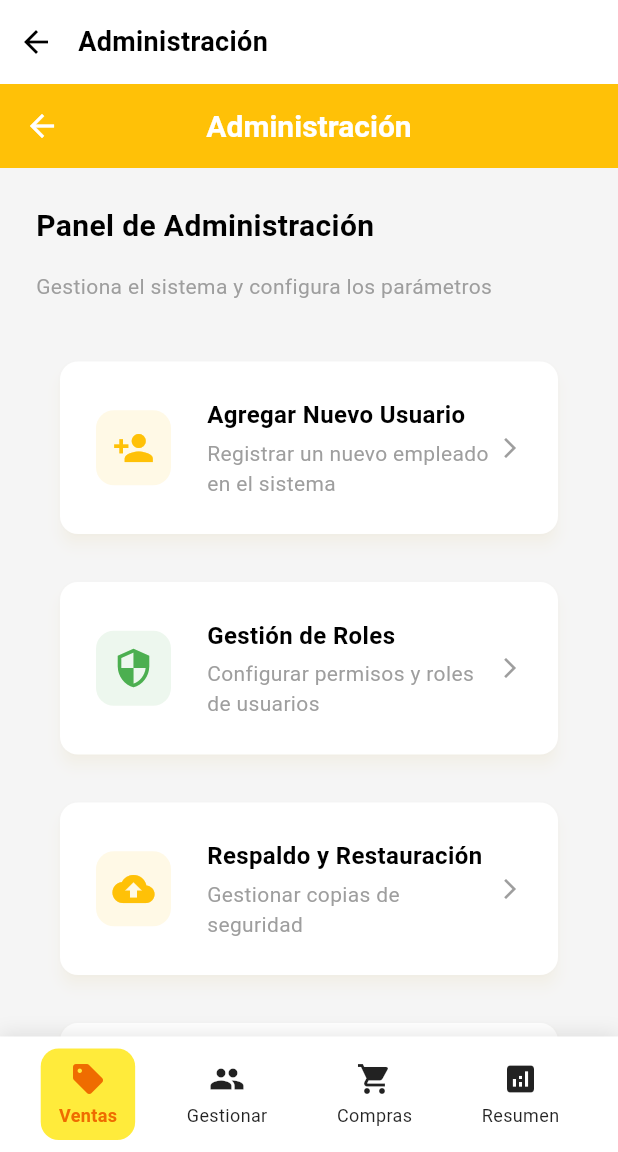
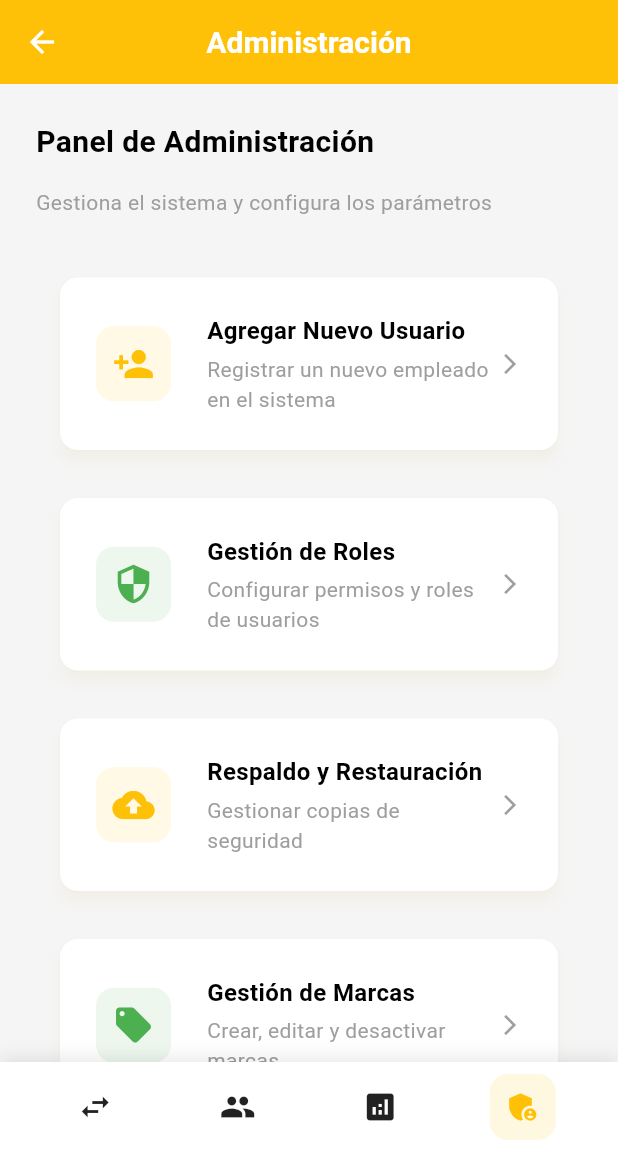
Before and after one commit to grupo-libreria-la-gata/app-movil-libreria-la-gata, a Flutter app: the AdminPage screen opened by its route, on a phone screen of 412 x 824 dp, the part 84-1236 px from its top. Run offline on Flutter 3.47's test engine with Material 3 defaults, Android fonts, the phone set to English and light mode, and no system bars; our stand-ins replace connectivity_plus, dio, fl_chart, flutter_riverpod, go_router, open_file and 2 more; accounts and stored records are empty.

Commit message:
refactor: Update UI styles and improve layout consistency
- Replace hardcoded color values with DesignTokens for better theme management across various pages, including Admin, Register, and Purchases.
- Comment out the title container in MainLayout for potential future use.
- Enhance the bottom menu widget with tooltips for improved user experience.
- Remove the PurchasesHistoryPage as part of the project cleanup.

```diff
--- a/lib/src/presentation/layouts/main_layout.dart
+++ b/lib/src/presentation/layouts/main_layout.dart
@@ -30,37 +30,37 @@ class _MainLayoutState extends State<MainLayout> {
       ),
       body: Column(
         children: [
-          if (widget.title != null)
-            Container(
-              color: Colors.white,
-              child: SafeArea(
-                bottom: false,
-                child: SizedBox(
-                  height: kToolbarHeight,
-                  child: Row(
-                    children: [
-                      IconButton(
-                        icon: const Icon(Icons.arrow_back, color: Colors.black),
-                        onPressed: () => Navigator.of(context).maybePop(),
-                      ),
-                      const SizedBox(width: 4),
-                      Expanded(
-                        child: Text(
-                          widget.title!,
-                          style: const TextStyle(
-                            color: Colors.black,
-                            fontSize: 18,
-                            fontWeight: FontWeight.bold,
-                          ),
-                          overflow: TextOverflow.ellipsis,
-                        ),
-                      ),
-                      const SizedBox(width: 12),
-                    ],
-                  ),
-                ),
-              ),
-            ),
+          // if (widget.title != null)
+          //   Container(
+          //     color: Colors.white,
+          //     child: SafeArea(
+          //       bottom: false,
+          //       child: SizedBox(
+          //         height: kToolbarHeight,
+          //         child: Row(
+          //           children: [
+          //             IconButton(
+          //               icon: const Icon(Icons.arrow_back, color: Colors.black),
+          //               onPressed: () => Navigator.of(context).maybePop(),
+          //             ),
+          //             const SizedBox(width: 4),
+          //             Expanded(
+          //               child: Text(
+          //                 widget.title!,
+          //                 style: const TextStyle(
+          //                   color: Colors.black,
+          //                   fontSize: 18,
+          //                   fontWeight: FontWeight.bold,
+          //                 ),
+          //                 overflow: TextOverflow.ellipsis,
+          //               ),
+          //             ),
+          //             const SizedBox(width: 12),
+          //           ],
+          //         ),
+          //       ),
+          //     ),
+          //   ),
           Expanded(child: widget.child),
         ],
       ),
--- a/lib/src/presentation/pages/admin/admin_page.dart
+++ b/lib/src/presentation/pages/admin/admin_page.dart
@@ -16,7 +16,7 @@ class AdminPage extends ConsumerWidget {
         elevation: 0,
         title: const Text(
           'Administración',
-          style: TextStyle(color: Colors.white),
+          style: TextStyle(color: DesignTokens.surfaceColor),
         ),
         leading: IconButton(
           icon: const Icon(Icons.arrow_back, color: Colors.white),
--- a/lib/src/presentation/pages/clientes/crear_cliente_page.dart
+++ b/lib/src/presentation/pages/clientes/crear_cliente_page.dart
@@ -78,7 +78,7 @@ class _CrearClientePageState extends State<CrearClientePage> {
         elevation: 0,
         title: const Text(
           'Crear Cliente',
-          style: TextStyle(color: Colors.white, fontWeight: FontWeight.bold),
+          style: TextStyle(color: DesignTokens.surfaceColor, fontWeight: FontWeight.bold),
         ),
         leading: IconButton(
           icon: const Icon(Icons.arrow_back, color: Colors.white),
--- a/lib/src/presentation/pages/clientes/editar_cliente_page.dart
+++ b/lib/src/presentation/pages/clientes/editar_cliente_page.dart
@@ -100,7 +100,7 @@ class _EditarClientePageState extends State<EditarClientePage> {
         elevation: 0,
         title: const Text(
           'Editar Cliente',
-          style: TextStyle(color: Colors.white, fontWeight: FontWeight.bold),
+          style: TextStyle(color: DesignTokens.surfaceColor, fontWeight: FontWeight.bold),
         ),
         leading: IconButton(
           icon: const Icon(Icons.arrow_back, color: Colors.white),
--- a/lib/src/presentation/pages/compras/compras_filters_page.dart
+++ b/lib/src/presentation/pages/compras/compras_filters_page.dart
@@ -1,4 +1,5 @@
 import 'package:flutter/material.dart';
+import '../../../core/design/design_tokens.dart';
 
 class ComprasFiltersPage extends StatefulWidget {
   final DateTime? fechaInicio;
@@ -87,7 +88,7 @@ class _ComprasFiltersPageState extends State<ComprasFiltersPage> {
         actions: [
           TextButton(
             onPressed: _limpiarFiltros,
-            child: const Text('Limpiar', style: TextStyle(color: Colors.white)),
+            child: Text('Limpiar', style: TextStyle(color: DesignTokens.surfaceColor)),
           ),
         ],
       ),
--- a/lib/src/presentation/pages/proveedores/proveedores_page.dart
+++ b/lib/src/presentation/pages/proveedores/proveedores_page.dart
@@ -89,7 +89,7 @@ class _ProveedoresPageState extends State<ProveedoresPage> {
           ),
           TextButton(
             onPressed: () => Navigator.pop(context, true),
-            child: const Text('Eliminar', style: TextStyle(color: Colors.red)),
+            child: Text('Eliminar', style: TextStyle(color: DesignTokens.errorColor)),
           ),
         ],
       ),
@@ -260,7 +260,7 @@ class _ProveedorCard extends StatelessWidget {
                 children: [
                   const Icon(Icons.delete, size: 16, color: Colors.red),
                   const SizedBox(width: 8),
-                  const Text('Eliminar', style: TextStyle(color: Colors.red)),
+                  Text('Eliminar', style: TextStyle(color: DesignTokens.errorColor)),
                 ],
               ),
             ),
--- a/lib/src/presentation/pages/purchases/new_purchase_page.dart
+++ b/lib/src/presentation/pages/purchases/new_purchase_page.dart
@@ -122,7 +122,7 @@ class _NewPurchasePageState extends ConsumerState<NewPurchasePage> {
   Future<void> _guardarCompra() async {
     if (!_formKey.currentState!.validate()) return;
     if (_proveedorSeleccionado == null) {
-      _mostrarError('Seleccione un proveedor');
+      _mostrarError('Elija un proveedor');
       return;
     }
     if (_detalles.isEmpty) {
@@ -183,7 +183,7 @@ class _NewPurchasePageState extends ConsumerState<NewPurchasePage> {
             onPressed: _isLoading ? null : _guardarCompra,
             child: const Text(
               'Guardar',
-              style: TextStyle(color: Colors.white, fontWeight: FontWeight.bold),
+            style: TextStyle(color: DesignTokens.surfaceColor, fontWeight: FontWeight.bold),
             ),
           ),
         ],
--- a/lib/src/presentation/pages/purchases/purchases_page.dart
+++ b/lib/src/presentation/pages/purchases/purchases_page.dart
@@ -105,7 +105,7 @@ class _PurchasesPageState extends ConsumerState<PurchasesPage> {
                         SizedBox(height: 16),
                         Text(
                           'No purchases registered',
-                          style: TextStyle(fontSize: 18, color: Colors.grey),
+                          style: TextStyle(fontSize: 18, color: DesignTokens.textSecondaryColor),
                         ),
                       ],
                     ),
--- a/lib/src/presentation/pages/purchases/purchases_reports_page.dart
+++ b/lib/src/presentation/pages/purchases/purchases_reports_page.dart
@@ -258,7 +258,7 @@ class _PurchasesReportsPageState extends ConsumerState<PurchasesReportsPage> {
               const SizedBox(height: 4),
               Text(
                 subtitle,
-                style: const TextStyle(fontSize: 12, color: Colors.grey),
+                style: TextStyle(fontSize: 12, color: DesignTokens.textSecondaryColor),
                 textAlign: TextAlign.center,
               ),
             ],
--- a/lib/src/presentation/pages/reports/reports_page.dart
+++ b/lib/src/presentation/pages/reports/reports_page.dart
@@ -449,21 +449,21 @@ class _ReportsPageState extends ConsumerState<ReportsPage> {
                   value: 55,
                   title: 'Efectivo',
                   radius: 58,
-                  titleStyle: const TextStyle(color: Colors.white, fontSize: 12),
+                  titleStyle: TextStyle(color: DesignTokens.surfaceColor, fontSize: 12),
                 ),
                 PieChartSectionData(
                   color: DesignTokens.successColor,
                   value: 25,
                   title: 'Tarjeta',
                   radius: 54,
-                  titleStyle: const TextStyle(color: Colors.white, fontSize: 12),
+                  titleStyle: TextStyle(color: DesignTokens.surfaceColor, fontSize: 12),
                 ),
                 PieChartSectionData(
                   color: DesignTokens.warningColor,
                   value: 20,
                   title: 'Transf.',
                   radius: 50,
-                  titleStyle: const TextStyle(color: Colors.white, fontSize: 12),
+                  titleStyle: TextStyle(color: DesignTokens.surfaceColor, fontSize: 12),
                 ),
               ],
             ),
--- a/lib/src/presentation/pages/sales/sales_page.dart
+++ b/lib/src/presentation/pages/sales/sales_page.dart
@@ -103,7 +103,7 @@ class _SalesPageState extends ConsumerState<SalesPage> {
                         SizedBox(height: 16),
                         Text(
                           'No sales registered',
-                          style: TextStyle(fontSize: 18, color: Colors.grey),
+                          style: TextStyle(fontSize: 18, color: DesignTokens.textSecondaryColor),
                         ),
                       ],
                     ),
--- a/lib/src/presentation/widgets/app_header.dart
+++ b/lib/src/presentation/widgets/app_header.dart
@@ -69,7 +69,14 @@ class AppHeader extends ConsumerWidget implements PreferredSizeWidget {
       ),
       actions: [
         // Notificaciones
-        IconButton(
+        Tooltip(
+          message: 'Notificaciones',
+          decoration: BoxDecoration(
+            color: DesignTokens.primaryColor,
+            borderRadius: BorderRadius.circular(8),
+          ),
+          textStyle: TextStyle(color: DesignTokens.surfaceColor, fontSize: 12),
+          child: IconButton(
             icon: const Icon(
               Icons.notifications,
               color: Colors.white,
@@ -82,6 +89,7 @@ class AppHeader extends ConsumerWidget implements PreferredSizeWidget {
             },
             padding: const EdgeInsets.all(8),
             constraints: const BoxConstraints(minWidth: 40, minHeight: 40),
+          ),
         ),
         // Menú de usuario (solo si se solicita)
         if (showUserMenu) _buildUserMenu(ref, context),
--- a/lib/src/presentation/widgets/bottom_menu_widget.dart
+++ b/lib/src/presentation/widgets/bottom_menu_widget.dart
@@ -18,6 +18,15 @@ class BottomMenuWidget extends StatefulWidget {
 
 class _BottomMenuWidgetState extends State<BottomMenuWidget> {
   int? _expandedIndex;
+
+  int? _computeActiveIndex(BuildContext context) {
+    final location = GoRouter.of(context).routeInformationProvider.value.location ?? '';
+    if (location.startsWith('/purchases') || location.startsWith('/sales')) return 0; // Transacciones
+    if (location.startsWith('/customers') || location.startsWith('/suppliers')) return 1; // Relaciones
+    if (location.startsWith('/inventory') || location.startsWith('/reports')) return 2; // Resumen
+    if (location.startsWith('/admin')) return 3; // Administración
+    return null; // Ninguno activo (home, perfil, etc.)
+  }
 
   @override
   Widget build(BuildContext context) {
@@ -47,27 +56,27 @@ class _BottomMenuWidgetState extends State<BottomMenuWidget> {
                 children: [
                   _buildMenuButton(
                     index: 0,
-                    icon: Icons.sell,
-                    label: 'Ventas',
-                    isActive: widget.currentIndex == 0,
+                    icon: Icons.swap_horiz,
+                    label: 'Transacciones',
+                    isActive: _computeActiveIndex(context) == 0,
                   ),
                   _buildMenuButton(
                     index: 1,
                     icon: Icons.people,
-                    label: 'Gestionar',
-                    isActive: widget.currentIndex == 1,
+                    label: 'Relaciones',
+                    isActive: _computeActiveIndex(context) == 1,
                   ),
                   _buildMenuButton(
                     index: 2,
-                    icon: Icons.shopping_cart,
-                    label: 'Compras',
-                    isActive: widget.currentIndex == 2,
+                    icon: Icons.analytics,
+                    label: 'Resumen',
+                    isActive: _computeActiveIndex(context) == 2,
                   ),
                   _buildMenuButton(
                     index: 3,
-                    icon: Icons.analytics,
-                    label: 'Resumen',
-                    isActive: widget.currentIndex == 3,
+                    icon: Icons.admin_panel_settings,
+                    label: 'Administración',
+                    isActive: _computeActiveIndex(context) == 3,
                   ),
                 ],
               ),
@@ -84,44 +93,43 @@ class _BottomMenuWidgetState extends State<BottomMenuWidget> {
     required String label,
     required bool isActive,
   }) {
-    return GestureDetector(
+    final button = GestureDetector(
       onTap: () {
+        if (index == 3) {
+          // Administración navega directo
+          _expandedIndex = null;
+          context.push('/admin');
+          setState(() {});
+          return;
+        }
         if (_expandedIndex == index) {
-          setState(() {
-            _expandedIndex = null;
-          });
+          setState(() => _expandedIndex = null);
         } else {
-          setState(() {
-            _expandedIndex = index;
-          });
+          setState(() => _expandedIndex = index);
         }
       },
       child: Container(
-        padding: const EdgeInsets.symmetric(horizontal: 12, vertical: 8),
+        padding: const EdgeInsets.all(10),
         decoration: BoxDecoration(
-          color: isActive ? Colors.yellow : Colors.transparent,
+          color: isActive ? DesignTokens.primaryColor.withValues(alpha: 0.12) : Colors.transparent,
           borderRadius: BorderRadius.circular(12),
         ),
-        child: Column(
-          mainAxisSize: MainAxisSize.min,
-          children: [
-            Icon(
-              icon,
-              color: isActive ? Colors.orange[800] : Colors.black87,
-              size: 24,
-            ),
-            const SizedBox(height: 4),
-            Text(
-              label,
-              style: TextStyle(
-                color: isActive ? Colors.orange[800] : Colors.black87,
-                fontSize: 12,
-                fontWeight: isActive ? FontWeight.bold : FontWeight.normal,
-              ),
-            ),
-          ],
+        child: Icon(
+          icon,
+          color: isActive ? DesignTokens.primaryColor : Colors.black87,
+          size: 24,
         ),
       ),
+    );
+
+    return Tooltip(
+      message: label,
+      decoration: BoxDecoration(
+        color: DesignTokens.primaryColor,
+        borderRadius: BorderRadius.circular(8),
+      ),
+      textStyle: TextStyle(color: DesignTokens.surfaceColor, fontSize: 12),
+      child: button,
     );
   }
 
@@ -144,12 +152,12 @@ class _BottomMenuWidgetState extends State<BottomMenuWidget> {
 
   List<Widget> _getSubmenuItems() {
     switch (_expandedIndex) {
-      case 0: // Sales
+      case 0: // Transacciones
         return [
           _buildSubmenuItem(
-            icon: Icons.add,
-            label: 'Nueva Venta',
-            onTap: () => context.push('/sales/new'),
+            icon: Icons.shopping_cart,
+            label: 'Compras',
+            onTap: () => context.push('/purchases'),
           ),
           _buildSubmenuItem(
             icon: Icons.receipt_long,
@@ -157,7 +165,7 @@ class _BottomMenuWidgetState extends State<BottomMenuWidget> {
             onTap: () => context.push('/sales'),
           ),
         ];
-      case 1: // Manage
+      case 1: // Relaciones
         return [
           _buildSubmenuItem(
             icon: Icons.people,
@@ -170,20 +178,7 @@ class _BottomMenuWidgetState extends State<BottomMenuWidget> {
             onTap: () => context.push('/suppliers'),
           ),
         ];
-      case 2: // Purchases
-        return [
-          _buildSubmenuItem(
-            icon: Icons.add_shopping_cart,
-            label: 'Nueva Compra',
-            onTap: () => context.push('/purchases/new'),
-          ),
-          _buildSubmenuItem(
-            icon: Icons.history,
-            label: 'Compras',
-            onTap: () => context.push('/purchases'),
-          ),
-        ];
-      case 3: // Resume
+      case 2: // Resumen
         return [
           _buildSubmenuItem(
             icon: Icons.inventory,
@@ -196,6 +191,8 @@ class _BottomMenuWidgetState extends State<BottomMenuWidget> {
             onTap: () => context.push('/reports'),
           ),
         ];
+      case 3: // Administración
+        return [];
       default:
         return [];
     }
--- a/lib/src/routes/app_routes.dart
+++ b/lib/src/routes/app_routes.dart
@@ -14,6 +14,7 @@ import '../presentation/pages/customers/create_customer_page.dart';
 import '../presentation/pages/customers/edit_customer_page.dart';
 import '../data/models/cliente_model.dart';
 import '../presentation/pages/inventory/inventory_page.dart';
+import '../presentation/pages/inventory/inventory_detail_page.dart';
 import '../presentation/pages/profile/profile_page.dart';
 import '../presentation/pages/admin/admin_page.dart';
 import '../presentation/pages/brand_management/brand_management_page.dart';
@@ -58,6 +59,7 @@ class AppRoutes {
 
   // Inventory
   static const String inventory = '/inventory';
+  static const String inventoryDetail = '/inventory/:id';
   static const String productDetails = '/product-details';
 
   // Customers
@@ -275,6 +277,18 @@ class AppRoutes {
           child: InventoryPage(),
         ),
       ),
+      GoRoute(
+        path: inventoryDetail,
+        name: 'inventoryDetail',
+        builder: (context, state) {
+          final id = int.parse(state.pathParameters['id']!);
+          return PageWrapper(
+            currentIndex: 3,
+            title: 'Detalle de Producto',
+            child: InventoryDetailPage(detalleProductoId: id),
+          );
+        },
+      ),
 
       // Customers
       GoRoute(
```
Also changed, not shown: lib/src/presentation/pages/auth/register_page.dart (+4 -4 lines), lib/src/presentation/pages/purchases/purchases_history_page.dart (deleted, +0 -225 lines). Lines whose indentation alone changed are shown as unchanged.
